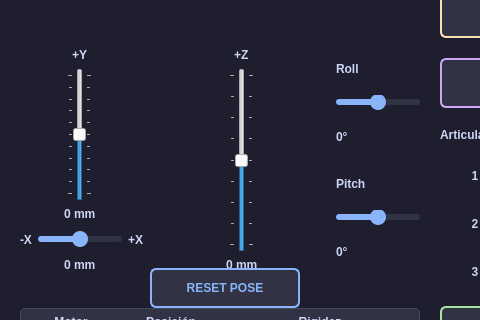
The window that src/MainWindow.ui (belencorvillo/TARANTULA) describes before a commit, drawn with Qt 5; both pictures show x 0 to 480 and y 232 to 552 of the 1100 by 760 pixel window.
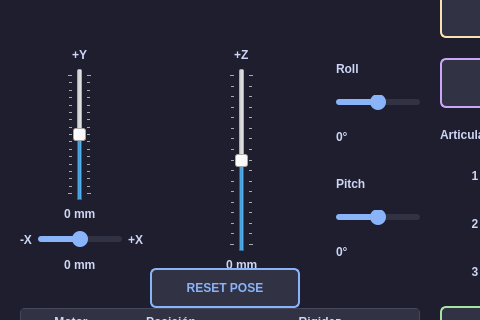
The same window after the commit. Custom widgets are drawn as their Qt base class.

Diff of the .ui file:
```diff
--- a/src/MainWindow.ui
+++ b/src/MainWindow.ui
@@ -82,10 +82,10 @@
             <item row="1" column="1" alignment="Qt::AlignmentFlag::AlignHCenter">
              <widget class="QSlider" name="sliderBodyY">
               <property name="minimum">
-               <number>-50</number>
+               <number>-80</number>
               </property>
               <property name="maximum">
-               <number>50</number>
+               <number>80</number>
               </property>
               <property name="value">
                <number>0</number>
@@ -178,10 +178,10 @@
             <item alignment="Qt::AlignmentFlag::AlignHCenter">
              <widget class="QSlider" name="sliderBodyZ">
               <property name="minimum">
-               <number>-40</number>
+               <number>-80</number>
               </property>
               <property name="maximum">
-               <number>40</number>
+               <number>80</number>
               </property>
               <property name="value">
                <number>0</number>
```
Left out of the diff: 4 changed lines with no effect on the pictures.
